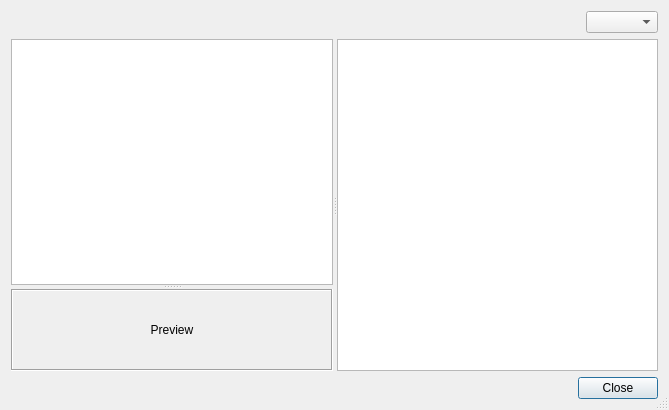
Qt form src/tiled/tileanimationeditor.ui (mapeditor/tiled) before a commit.
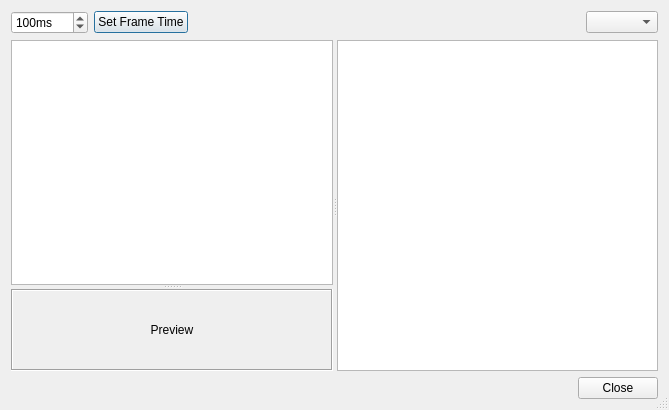
The same form after that commit. Custom widgets are drawn as their Qt base class.

Commit message: Animation Editor- Multiple Frame duration edit feature

Patch:
```diff
--- a/src/tiled/tileanimationeditor.ui
+++ b/src/tiled/tileanimationeditor.ui
@@ -19,6 +19,35 @@
   <layout class="QVBoxLayout" name="verticalLayout">
    <item>
     <layout class="QHBoxLayout" name="horizontalLayout">
+     <item>
+         <widget class="QSpinBox" name="frameTime">
+             <property name="suffix">
+              <string>ms</string>
+             </property>
+             <property name="minimum">
+              <number>20</number>
+             </property>
+             <property name="maximum">
+              <number>10000</number>
+             </property>
+             <property name="singleStep">
+              <number>20</number>
+             </property>
+             <property name="value">
+              <number>100</number>
+             </property>
+         </widget>
+
+
+     </item>
+     <item>
+         <widget class="QPushButton" name="setFrameTimeButton">
+             <property name="text">
+              <string>Set Frame Time</string>
+             </property>
+
+         </widget>
+     </item>
      <item>
       <spacer name="horizontalSpacer">
        <property name="orientation">
```
Left out of the diff: 1 changed line with no effect on the pictures. The commit also changes 2 other files.
